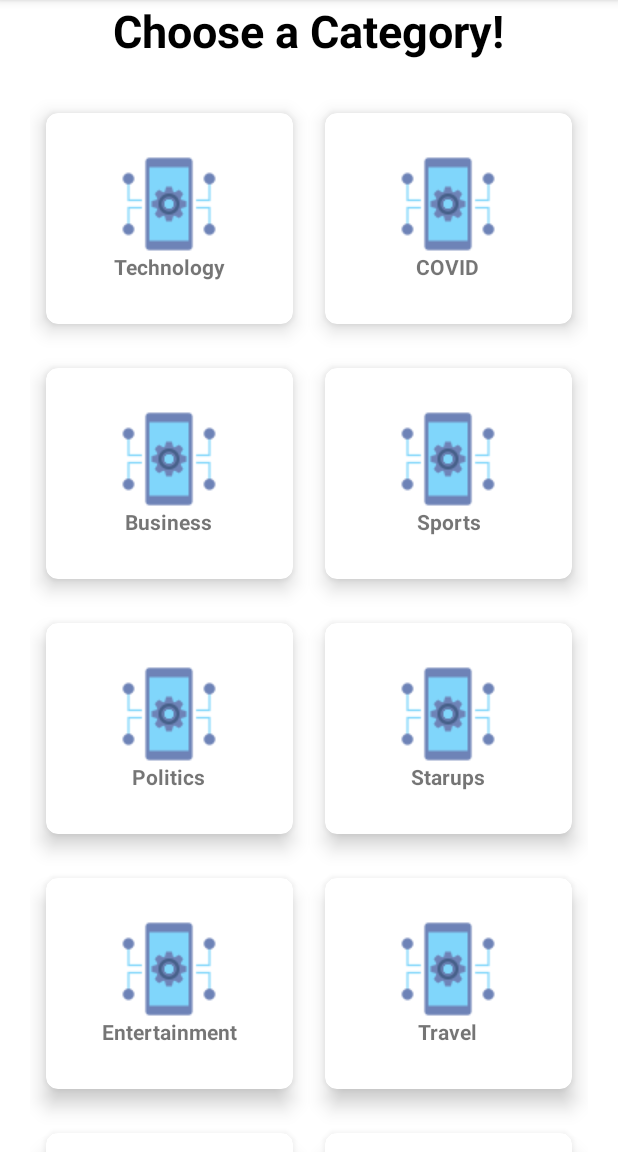
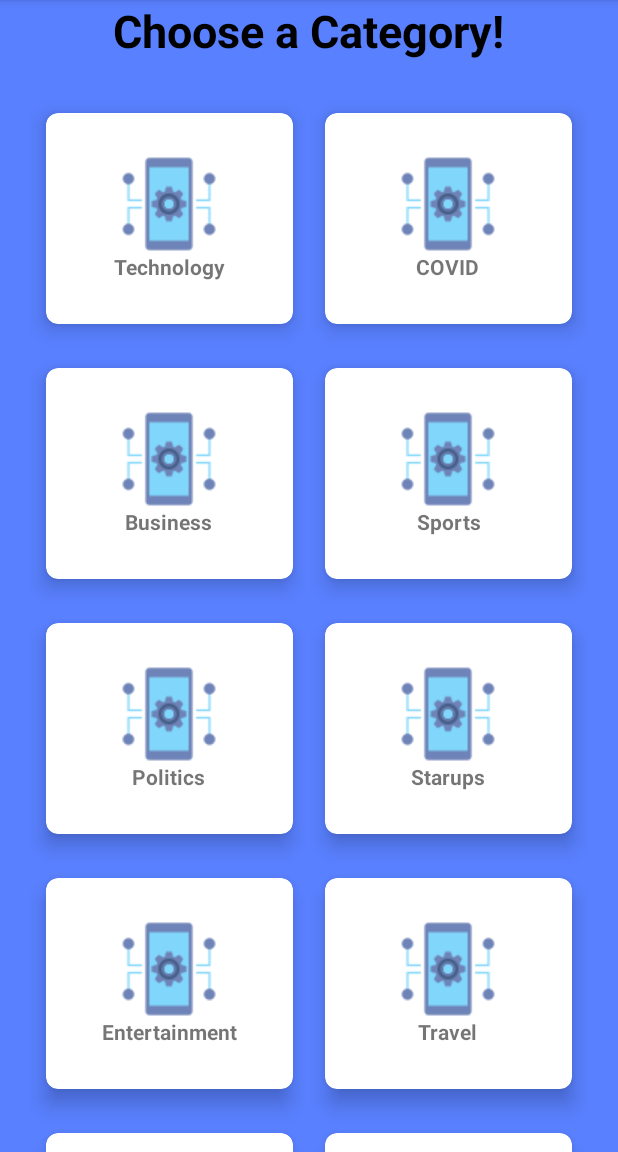
Before and after one commit to jgutierrezo/addictive-news-shorts, an Android app: the screen it shows after launch (SelectCategoryActivity), on a phone screen of 412 x 824 dp, the part 84-1236 px from its top. Run offline under Robolectric (Android 15) with nearby library versions, the light colour scheme and no system bars.

Commit message:
add background color to categories screen

```diff
--- a/app/src/main/res/layout/activity_select_category.xml
+++ b/app/src/main/res/layout/activity_select_category.xml
@@ -9,6 +9,7 @@
     android:layout_height="match_parent"
     android:orientation="vertical"
     tools:context=".SelectCategoryActivity"
+    android:background="#5980ff"
     >
 
 
```
